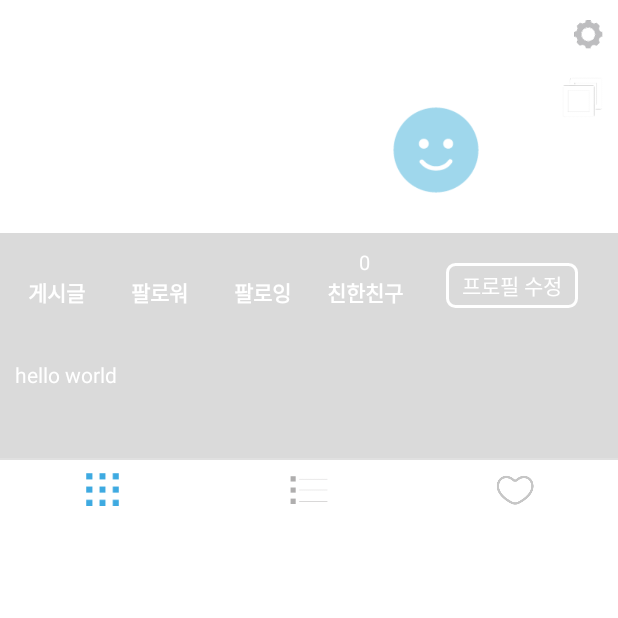
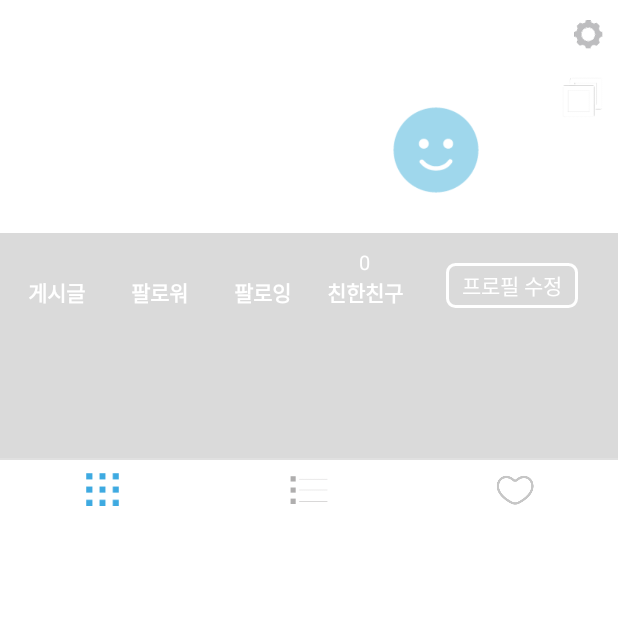
Before and after one commit to sunghyunpark/Latte, an Android app: the fragment Fragment_MyPage shown on its own in the app's theme, on a phone screen of 412 x 824 dp, the top half of it. Run offline under Robolectric (Android 15) with nearby library versions, the phone set to English and light mode, and no system bars; libraries missing offline, so code that uses them is left out: jp.wasabeef.glide; pictures from the network do not load; 4 statements that could not run were skipped.

Commit message:
개인공간 소개글 적용

```diff
--- a/app/src/main/java/tab5/Fragment_MyPage.java
+++ b/app/src/main/java/tab5/Fragment_MyPage.java
@@ -74,8 +74,9 @@ public class Fragment_MyPage extends Fragment{
     private String user_name;
     private String user_nick_name;
     private String user_profile_path;
+    private String user_self_introduce;
     //상단 프로필 레이아웃 백그라운드, 그리드, 리스트, 위시 버튼
-    private ImageView background_img, grid_btn, list_btn, wish_btn;
+    private ImageView grid_btn, list_btn, wish_btn;
     //사용자 정보(게시글수, 팔로잉 수, 팔로워 수)
     private TextView article_count_txt, following_count_txt, follower_count_txt;
     //사용자 이름, 소개글
@@ -127,6 +128,7 @@ public class Fragment_MyPage extends Fragment{
         user_email = user.get("email");
         user_nick_name = user.get("nick_name");
         user_profile_path = user.get("profile_img");
+        user_self_introduce = user.get("self_introduce");
     }
 
     @Override
@@ -187,7 +189,7 @@ public class Fragment_MyPage extends Fragment{
     }
     private void SetProfile(){
         //백그라운드 이미지
-        background_img = (ImageView)v.findViewById(R.id.background_img);
+        ImageView background_img = (ImageView)v.findViewById(R.id.background_img);
         Glide.with(getActivity())
                 .load(app_config.get_SERVER_IP()+"test_img/test_img.jpg")
                 //.transform(new Util.BlurTransformation(getActivity()))
@@ -247,6 +249,7 @@ public class Fragment_MyPage extends Fragment{
 
         my_nickname_txt.setText(user_nick_name);
         my_name_txt.setText(user_name);
+        introduce_txt.setText(user_self_introduce);
     }
 
     /**
--- a/app/src/main/res/layout/fragment_mypage.xml
+++ b/app/src/main/res/layout/fragment_mypage.xml
@@ -255,8 +255,7 @@
                             android:maxLines="4"
                             android:layout_marginBottom="3dp"
                             android:layout_marginLeft="10dp"
-                            android:ellipsize="end"
-                            android:text="hello world"/>
+                            android:ellipsize="end"/>
 
                     </LinearLayout>
 
```
